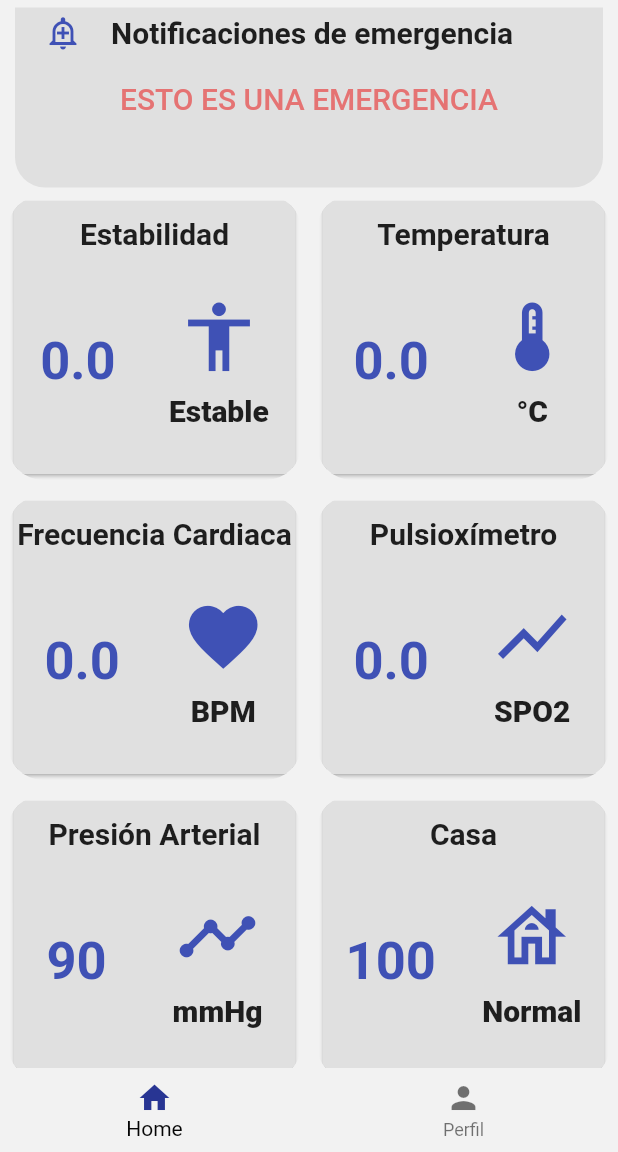
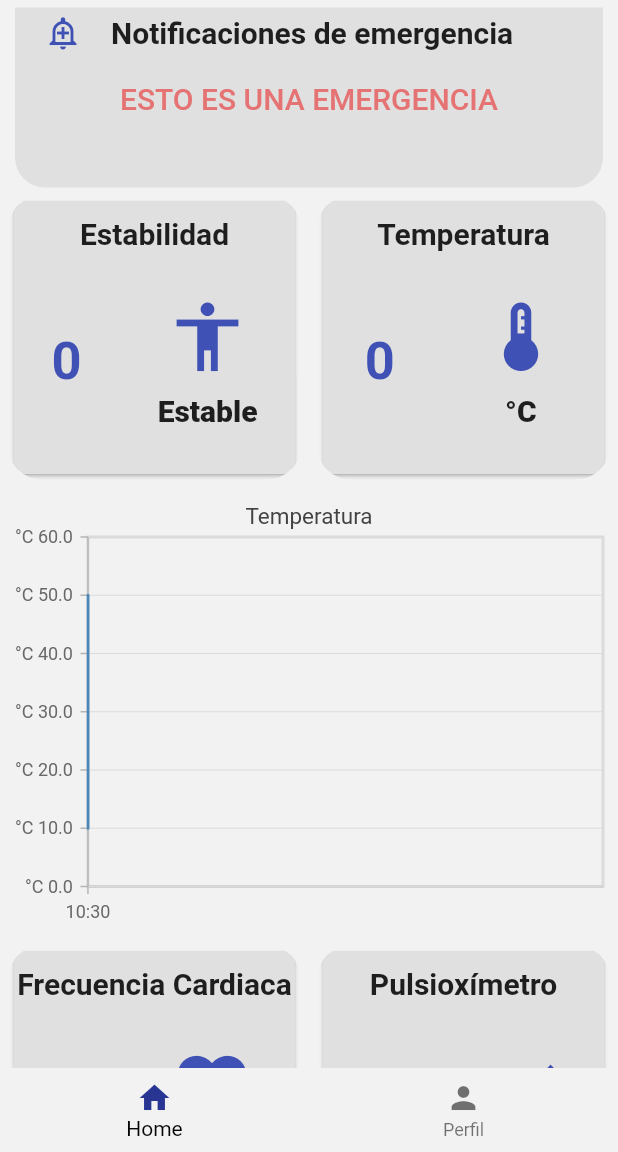
Before and after one commit to JeffersonG96/flutter-ts, a Flutter app: the HomeScreen screen opened by its route, on a phone screen of 412 x 824 dp, the part 84-1236 px from its top. Run offline on Flutter 3.47's test engine with Material 2 defaults, Android fonts, the light colour scheme and no system bars; our stand-ins replace firebase_core, firebase_messaging, flutter_secure_storage, syncfusion_flutter_charts; missing offline and left inert: mqtt_client; accounts and stored records are empty; network calls fail.

Commit message:
Grafica la temperatura

```diff
--- a/lib/emqx/emqx-api.dart
+++ /dev/null
@@ -1,37 +0,0 @@
-// ignore_for_file: unnecessary_brace_in_string_interps
-
-import 'dart:convert';
-import 'dart:io';
-import 'package:flutter/material.dart';
-import 'package:http/http.dart' as http;
-
-import '../global/environment.dart';
-
-
-
-class AuthResource with ChangeNotifier{
-
-
-  String global_alarmResource = '';
-  // print('paso0');
-  final auth = {
-    'username': 'jeffersong',
-    'password': 'jg0411'
-  };
-
-  Future listResource() async{
-String user = 'jeffersog';
-String pass = 'jg0411';
-String userpass = 'Basic' + base64Encode(utf8.encode('${user}:${pass}'));
-
-print(userpass);
-
-
-  final uri = Uri.parse('${Environment.apiEmqx}/$auth');
-  final resp = await http.get(uri);
-
-  print(resp.statusCode);
-  print(resp.body);
-
-  }
-}
--- a/lib/main.dart
+++ b/lib/main.dart
@@ -1,10 +1,10 @@
-import 'package:app_login/emqx/emqx-api.dart';
-import 'package:app_login/global/environment.dart';
+
 import 'package:app_login/providers/providers.dart';
 import 'package:app_login/routes/routes.dart';
 import 'package:app_login/services/push_notifications_service.dart';
 import 'package:flutter/material.dart';
 import 'package:provider/provider.dart';
+
 
 void main() async {
   WidgetsFlutterBinding.ensureInitialized();
@@ -57,7 +57,7 @@ class _MyAppState extends State<MyApp> {
       providers: [
         ChangeNotifierProvider(create: (_) => AuthService()),
         ChangeNotifierProvider(create: (_) => BarProvider()),
-        ChangeNotifierProvider(create: (_) => AuthResource()),
+        // ChangeNotifierProvider(create: (_) => AuthResource()),
         ChangeNotifierProvider(create: (_) => AuthMqtt()),
       ],
 
--- /dev/null
+++ b/lib/pages/chart.dart
@@ -0,0 +1,175 @@
+import 'dart:async';
+
+import 'package:flutter/material.dart';
+import 'package:syncfusion_flutter_charts/charts.dart';
+import 'package:intl/intl.dart';
+import 'dart:math' as math;
+
+import 'dart:convert';
+
+
+
+// class ChartMqtt extends StatelessWidget {
+
+
+//   @override
+//   Widget build(BuildContext context) {
+//     return ChartSfCartesian();
+//     //_sfCartesianChart();
+//     //Text('xxx')
+//   }
+// }
+
+
+//Chart
+class ChartSfCartesian extends StatefulWidget {
+
+  final  double temp;
+  final String nameChart;
+
+  const ChartSfCartesian({
+    Key? key,
+    required this.nameChart,
+    required this.temp,
+    // required this.temp,
+  }) : super(key: key);
+
+  @override
+  State<ChartSfCartesian> createState() => _ChartSfCartesianState();
+
+}
+
+class _ChartSfCartesianState extends State<ChartSfCartesian> with AutomaticKeepAliveClientMixin {
+
+  //  late Timer temp;
+  late List<LiveData> chartData;
+  late TooltipBehavior _tooltipBehavior;
+  late ChartSeriesController _chartSeriesController;
+  late ZoomPanBehavior _zoomPanBehavior;
+  double function = 10;
+  int count=0;
+
+  @override
+  void initState() {
+
+    chartData = getChartData();
+    print(chartData);
+    // updateDataSource(widget.temp);
+    _zoomPanBehavior = ZoomPanBehavior(enablePinching: true, zoomMode: ZoomMode.x, maximumZoomLevel:0.8); //hacer zoom con doble toque
+    _tooltipBehavior = TooltipBehavior(enable: true);
+    Timer.periodic( Duration(seconds: 10), updateDataSource);
+    print('pasa Timer');
+    super.initState();
+  }
+
+  @override
+  Widget build(BuildContext context) {
+    // final double temp;
+    super.build(context);
+    return Column(
+      children: [SfCartesianChart(
+      zoomPanBehavior: _zoomPanBehavior,
+      title: ChartTitle(text: widget.nameChart),
+      plotAreaBorderWidth: 2, //lineas del fondo del gráfico
+      legend: Legend(isVisible: false),
+      tooltipBehavior: _tooltipBehavior, //*muestra los datos de cada punto
+
+      //<LiveData, DateTime>
+      series: <ChartSeries>[
+      LineSeries<LiveData, DateTime>(
+      onRendererCreated: (ChartSeriesController conttroller){
+        _chartSeriesController = conttroller;
+      // setState(() {
+      //   updateDataSource(widget.temp);
+      // });
+      },
+      dataSource: chartData,
+      // name: 'Temperatura',
+      xValueMapper: (LiveData sales, _) => sales.time,
+      yValueMapper: (LiveData sales, _) => sales.sales
+      )],
+      primaryXAxis: DateTimeAxis(
+        majorGridLines: const MajorGridLines(width: 0),
+        edgeLabelPlacement: EdgeLabelPlacement.shift,
+        intervalType: DateTimeIntervalType.minutes,
+
+        // minimum: DateTime.now(),
+        // interval: 1,
+        // title: AxisTitle(text: 'Segundos'),
+        ),
+      primaryYAxis: NumericAxis(
+        labelPosition: ChartDataLabelPosition.outside,
+        tickPosition: TickPosition.inside,
+        isVisible: true, //ocultar línea y elementos del eje
+        numberFormat: NumberFormat.simpleCurrency(name:'°C ',decimalDigits: 1),
+        // title: AxisTitle(text: 'Temperatura'),
+
+        ),
+      ),
+      // FloatingActionButton(
+      //   onPressed: (){
+      //     setState(() {
+      //     count++;
+      //     updateDataSource(count);
+
+      //     });
+      //   }
+      // )
+      ]
+
+    );
+
+  }
+
+    int time = 19;
+  void updateDataSource(Timer temp) {
+    print('updatexxxx');
+    final dateTime = DateTime.now();
+    function = (math.Random().nextInt(60) + 30);
+    // setState(() {
+    //   function;
+    // });
+    chartData.add(LiveData(dateTime, widget.temp));
+    print('xxxxxxxxxxx');
+    print(dateTime);
+    print(widget.temp);
+    print('xxxxxxxxxxx');
+    print('Longitud de LISTA: ${chartData.length}');
+    if(chartData.length == 100){
+    chartData.removeAt(0);
+    _chartSeriesController.updateDataSource(
+    addedDataIndex: chartData.length - 1,
+    removedDataIndex: 0,
+    );
+    } else {
+      _chartSeriesController.updateDataSource(
+        addedDataIndex: chartData.length -1,
+      );
+    }
+  }
+
+  @override
+  bool get wantKeepAlive => true;
+
+
+}
+
+
+List<LiveData> getChartData(){
+  final List<LiveData> _chartDate = [
+    LiveData(DateTime.now(), 10),
+    LiveData(DateTime.now(), 50),
+    // LiveData(DateTime(2021, 6, 6), 0),
+    // LiveData(DateTime(2021, 6, 7), 65),
+    // LiveData(DateTime(2021, 6, 6), 0),
+    // LiveData(DateTime(2021, 6, 7), 100),
+  ];
+  return _chartDate;
+}
+
+
+class LiveData{
+  LiveData(this.time, this.sales);
+ final DateTime time;
+ final double sales;
+}
--- a/lib/pages/home_screen.dart
+++ b/lib/pages/home_screen.dart
@@ -13,7 +13,7 @@ class HomeScreen extends StatelessWidget {
 
     return Scaffold(
       appBar: AppBar(
-        title: Text('Datos Vitales'),
+        title: const Text('Datos Vitales', textAlign: TextAlign.center),
         leading: IconButton(
           icon: Icon(Icons.logout_outlined),
           onPressed:() {
--- a/lib/pages/pages.dart
+++ b/lib/pages/pages.dart
@@ -5,5 +5,5 @@ export 'package:app_login/pages/register_page.dart';
 export 'package:app_login/pages/usuarios_page.dart';
 
 export 'package:app_login/pages/chat_page.dart';
-
 export 'package:app_login/pages/perfil_screen.dart';
+export 'package:app_login/pages/chart.dart';
--- a/lib/providers/auth_mqtt.dart
+++ b/lib/providers/auth_mqtt.dart
@@ -18,10 +18,10 @@ class AuthMqtt with ChangeNotifier {
 
 Map dataMqtt = {};
 String mainTopic = "";
-double temp = 0;
-double status = 0;
-double heart = 0;
-double spo2 = 0;
+var temp = 0;
+var status = 0;
+var heart = 0;
+var spo2 = 0;
 
 final client = MqttServerClient.withPort('192.168.100.160', 'clientIdentifier', 1883);
 var pongCount = 0;
--- a/lib/routes/routes.dart
+++ b/lib/routes/routes.dart
@@ -12,4 +12,5 @@ final Map<String, Widget Function(BuildContext)> appRoutes = {
   'loading': (_) => LoadingPage(),
   'home': (_) => HomeScreen(),
   'profil': (_) => ProfilScreen(),
+  // 'chart':(_) => ChartSfCartesian(),
 };
--- a/lib/witgets/card_home.dart
+++ b/lib/witgets/card_home.dart
@@ -1,4 +1,5 @@
 
+import 'package:app_login/pages/chart.dart';
 import 'package:flutter/material.dart';
 import 'package:provider/provider.dart';
 
@@ -17,25 +18,38 @@ class CardHome extends StatelessWidget {
    print('DESDE HOME - TEMPERATURA: $temp');
 
 
-    return Table(
+    return Column(
+      children:[
+        Table(
         children: [
           TableRow(
             children: [
               _cardTable(titulo: 'Estabilidad',valorMqtt: status,icon: Icons.accessibility,unidad: 'Estable',),
               _cardTable(titulo:'Temperatura', valorMqtt: temp, icon: Icons.thermostat, unidad: '°C',),
             ] ),
+        ],
+      ),
+
+      ChartSfCartesian(nameChart:'Temperatura', temp: authMqtt.temp.toDouble()),
+
+        Table(
+          children: [
           TableRow(
             children: [
               _cardTable(titulo: 'Frecuencia Cardiaca', valorMqtt: authMqtt.heart.toString(), icon: Icons.favorite, unidad: 'BPM',),
               _cardTable(titulo: 'Pulsioxímetro',valorMqtt: authMqtt.spo2.toString(), icon: Icons.show_chart,unidad: 'SPO2',),
             ] ),
+          ] ),
 
+        Table(
+          children: const [
           TableRow(
             children: [
               _cardTable(titulo: 'Presión Arterial',valorMqtt: '90',icon: Icons.timeline, unidad: 'mmHg',),
               _cardTable(titulo: 'Casa', valorMqtt: '100',icon: Icons.house_outlined, unidad: 'Normal',),
             ] ),
-      ],
+          ])
+      ]
     );
 
   }
@@ -89,6 +103,7 @@ class _cardTable extends StatelessWidget {
 
                   ],
                 ),
+            //*GRafica
             ],
             ),
           ),
--- a/pubspec.yaml
+++ b/pubspec.yaml
@@ -18,7 +18,7 @@ publish_to: 'none' # Remove this line if you wish to publish to pub.dev
 version: 1.0.0+1
 
 environment:
-  sdk: ">=2.16.1 <3.0.0"
+  sdk: ">=2.15.1 <3.0.0"
 
 # Dependencies specify other packages that your package needs in order to work.
 # To automatically upgrade your package dependencies to the latest versions
@@ -36,6 +36,8 @@ dependencies:
   http: ^0.13.4
   mqtt_client: ^9.6.8
   provider: ^6.0.3
+  syncfusion_flutter_charts: ^20.2.44
+  timezone: ^0.8.0
 
 dev_dependencies:
   flutter_lints: ^1.0.0
```
Also changed, not shown: pubspec.lock, 1 other file. Lines whose indentation alone changed are shown as unchanged.
